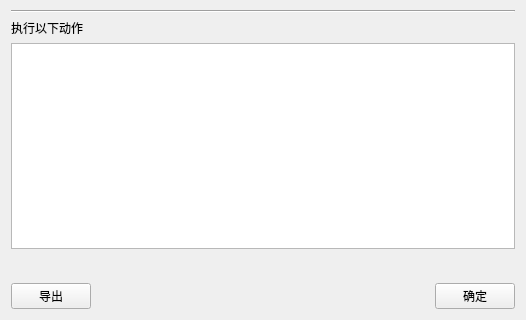
This is UISource/automate_cfg.ui in HelloWRC/W-DesktopCountdown as Qt 5 draws it before an edit; both pictures show x 0 to 526 and y 298 to 618 of the 526 by 618 pixel window. The edited form follows.
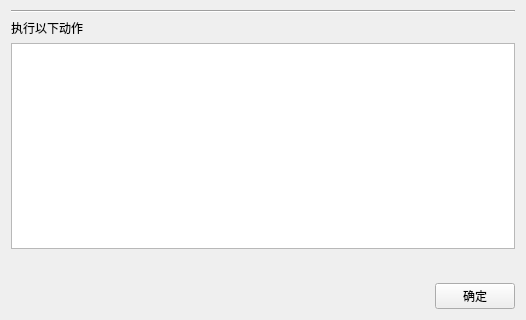
This is the edited form. Icons and pictures are not drawn.

Patch:
```diff
--- a/UISource/automate_cfg.ui
+++ b/UISource/automate_cfg.ui
@@ -248,13 +248,6 @@
    </item>
    <item row="8" column="0" colspan="2">
     <layout class="QHBoxLayout" name="horizontalLayout_2">
-     <item>
-      <widget class="QPushButton" name="btn_export">
-       <property name="text">
-        <string>导出</string>
-       </property>
-      </widget>
-     </item>
      <item>
       <spacer name="horizontalSpacer_2">
        <property name="orientation">
```
